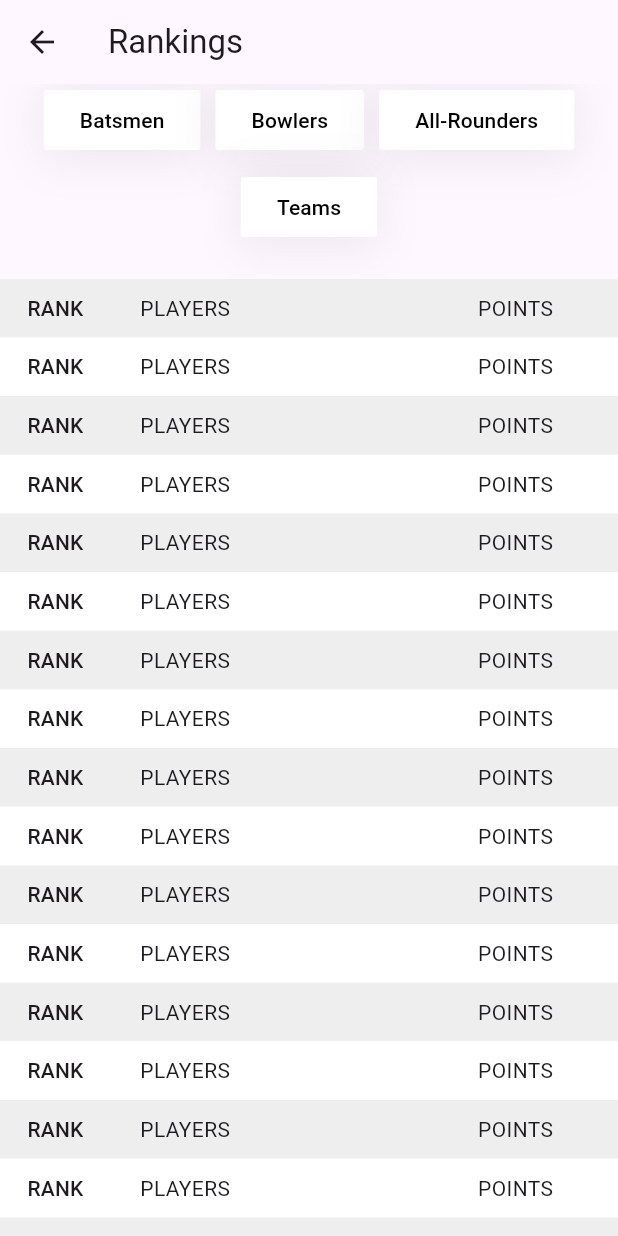
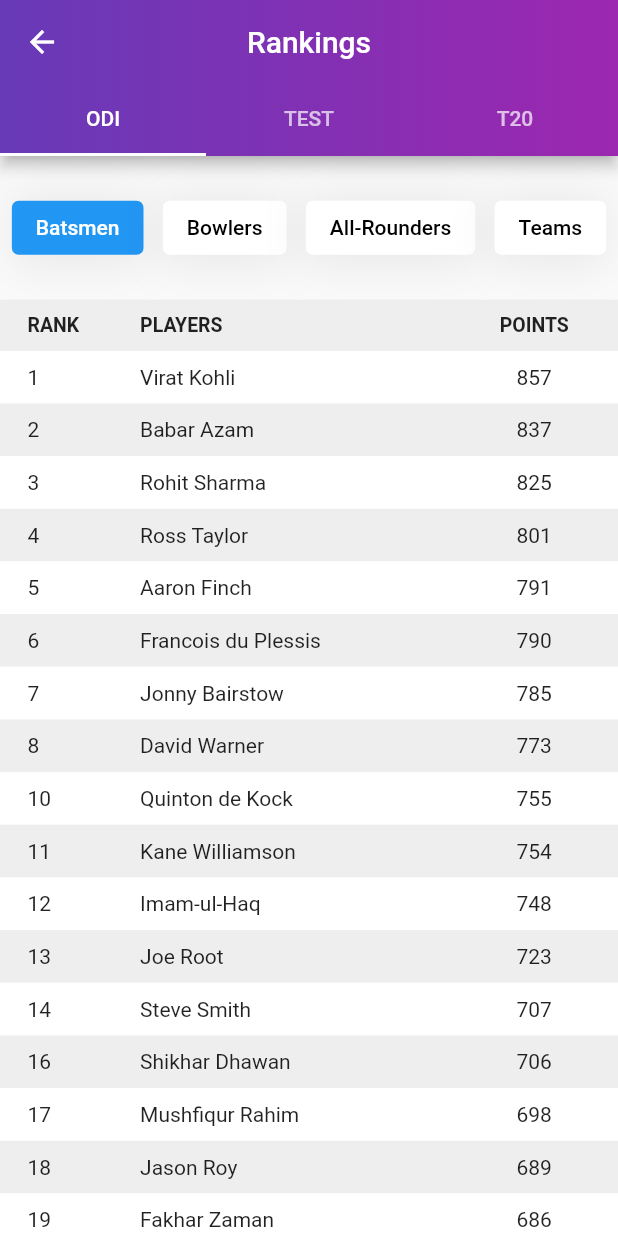
Before and after one commit to androidshashi/cric_stats, a Flutter app: the MoreScreen widget shown alone on an empty page, opened directly, after a tap on "Rankings", on a phone screen of 412 x 824 dp. Run offline on Flutter 3.47's test engine with Material 3 defaults, Android fonts, the light colour scheme and no system bars; drawn by our look-alikes of group_button, loader_overlay; our stand-ins replace flutter_screenutil, fpdart, gap, get_it.

Commit message:
All functionalities are done. Some refactoring is left on More Screen.

```diff
--- a/lib/core/constants/app_string.dart
+++ b/lib/core/constants/app_string.dart
@@ -17,5 +17,11 @@ class AppString {
 
   static const String rankings = "Rankings";
 
+  static const String odi = "ODI";
+  static const String test = "TEST";
+  static const String t20 = "T20";
+
+  static const String ratings = "Ratings";
+
   AppString._();
 }
--- a/lib/core/utils/utils.dart
+++ b/lib/core/utils/utils.dart
@@ -39,3 +39,11 @@ void debugLog(String? text) {
 void hideKeyBoard() {
   FocusManager.instance.primaryFocus?.unfocus();
 }
+
+/// Gradient decoration
+const gradientDecoration =  BoxDecoration(
+  gradient: LinearGradient(
+      begin: Alignment.centerLeft,
+      end: Alignment.centerRight,
+      colors: <Color>[Colors.deepPurple, Colors.purple]),
+);
--- a/lib/main.dart
+++ b/lib/main.dart
@@ -7,9 +7,9 @@ import 'package:flutter_screenutil/flutter_screenutil.dart';
 import 'package:loader_overlay/loader_overlay.dart';
 import 'package:provider/provider.dart';
 
-void main() {
+void main()  {
 
-  WidgetsFlutterBinding.ensureInitialized();
+   WidgetsFlutterBinding.ensureInitialized();
   // Setup locator
   setupLocator();
   // Run App
@@ -41,7 +41,7 @@ class MyApp extends StatelessWidget {
                 title: AppString.appName,
                 theme: ThemeData(
                   colorScheme:  ColorScheme.fromSeed(seedColor: Colors.deepPurple),
-                  useMaterial3: true,
+                  useMaterial3: false,
                 ),
                 home: child,
               ),
--- /dev/null
+++ b/lib/models/cricket_format.dart
@@ -0,0 +1,14 @@
+
+
+import 'package:cric_stats/models/player.dart';
+import 'package:cric_stats/models/team.dart';
+
+/// Holds data for a cricket format [ODI,Test,T20]
+class CricketFormat {
+  final List<Team> teams;
+  final List<Player> batsmen;
+  final List<Player> bowlers;
+  final List<Player> allRounders;
+  CricketFormat({required this.teams, required this.batsmen, required this.bowlers, required this.allRounders});
+  factory CricketFormat.empty() => CricketFormat(teams:[], batsmen:[], bowlers:[],allRounders: []);
+}
--- /dev/null
+++ b/lib/screens/cricket_format_screen.dart
@@ -0,0 +1,135 @@
+import 'package:cric_stats/core/constants/app_string.dart';
+import 'package:cric_stats/core/utils/utils.dart';
+import 'package:cric_stats/screens/widgets/player_widget.dart';
+import 'package:cric_stats/screens/widgets/team_widget.dart';
+import 'package:cric_stats/view_models/ranking_viewmodel.dart';
+import 'package:flutter/material.dart';
+import 'package:flutter_screenutil/flutter_screenutil.dart';
+import 'package:gap/gap.dart';
+import 'package:group_button/group_button.dart';
+import 'package:provider/provider.dart';
+
+class CricketFormatScreen extends StatelessWidget {
+  const CricketFormatScreen({super.key});
+
+  @override
+  Widget build(BuildContext context) {
+    return Consumer<RankingViewModel>(
+      builder: (context, viewModel, child) {
+        return Column(
+          children: [
+            Gap(20.h),
+            GroupButton(
+                controller: viewModel.groupButtonController,
+                onSelected: (value, index, isSelected) {
+                  viewModel.setCurrentGroupButtonIndex(index);
+                },
+                options: GroupButtonOptions(
+                  spacing: 5,
+                    runSpacing: 5,
+                    elevation: 0,
+                    groupingType: GroupingType.row,
+                    mainGroupAlignment: MainGroupAlignment.spaceEvenly,
+                    borderRadius: BorderRadius.circular(4.r)),
+                buttons: const [
+                  AppString.batsmen,
+                  AppString.bowlers,
+                  AppString.allRounders,
+                  AppString.teams
+                ]),
+            Gap(20.h),
+            if(viewModel.groupButtonController.selectedIndex==3)
+              const TeamWidget(index: 1),
+
+            if(viewModel.groupButtonController.selectedIndex!=3)
+              const PlayerWidget(index: 1),
+
+            Expanded(child: _buildList(viewModel))
+          ],
+        );
+      },
+    );
+  }
+
+  ListView _buildList(RankingViewModel viewModel) {
+
+    switch (viewModel.groupButtonController.selectedIndex) {
+      case 0:
+        return ListView.builder(
+          itemBuilder: (_, index) {
+
+            final batsman = viewModel.selectedCricketFormatData.batsmen[index];
+            return PlayerWidget(
+              index: index,
+              playerName: batsman.playerName,
+              points: batsman.points.toString(),
+              rank: batsman.position.toString(),
+            );
+          },
+          itemCount: viewModel.selectedCricketFormatData.batsmen.length,
+        );
+
+      case 1:
+        return ListView.builder(
+          itemBuilder: (_, index) {
+            final bowler = viewModel.selectedCricketFormatData.bowlers[index];
+            return PlayerWidget(
+              index: index,
+              playerName: bowler.playerName,
+              points: bowler.points.toString(),
+              rank: bowler.position.toString(),
+            );
+          },
+          itemCount: viewModel.selectedCricketFormatData.bowlers.length,
+        );
+
+      case 2:
+        return ListView.builder(
+          itemBuilder: (_, index) {
+
+            final allRounder =
+                viewModel.selectedCricketFormatData.allRounders[index];
+            return PlayerWidget(
+              index: index,
+              playerName: allRounder.playerName,
+              points: allRounder.points.toString(),
+              rank: allRounder.position.toString(),
+            );
+          },
+          itemCount: viewModel.selectedCricketFormatData.allRounders.length,
+        );
+
+      case 3:
+        return ListView.builder(
+          itemBuilder: (_, index) {
+
+            final team =
+            viewModel.selectedCricketFormatData.teams[index];
+            return TeamWidget(
+              index: index,
+              ratings:team.rating.toString() ,
+              teamName: team.teamName,
+              points: team.points.toString(),
+              rank: team.position.toString(),
+            );
+          },
+          itemCount: viewModel.selectedCricketFormatData.teams.length,
+        );
+
+      default:
+        return ListView.builder(
+          itemBuilder: (_, index) {
+
+            final batsman = viewModel.selectedCricketFormatData.batsmen[index];
+            return PlayerWidget(
+              index: index,
+              playerName: batsman.playerName,
+              points: batsman.points.toString(),
+              rank: batsman.position.toString(),
+            );
+          },
+          itemCount: viewModel.selectedCricketFormatData.batsmen.length,
+        );
+    }
+  }
+}
--- a/lib/screens/more_screen.dart
+++ b/lib/screens/more_screen.dart
@@ -1,6 +1,8 @@
 import 'package:cric_stats/core/constants/app_string.dart';
 import 'package:cric_stats/screens/ranking/ranking_screen.dart';
+import 'package:cric_stats/view_models/ranking_viewmodel.dart';
 import 'package:flutter/material.dart';
+import 'package:provider/provider.dart';
 
 class MoreScreen extends StatefulWidget {
   const MoreScreen({super.key});
@@ -12,21 +14,20 @@ class MoreScreen extends StatefulWidget {
 class _MoreScreenState extends State<MoreScreen> {
   @override
   Widget build(BuildContext context) {
-    return Scaffold(
-      appBar: AppBar(
-        title: const Text(AppString.more),
-      ),
-      body: Center(
+    return Center(
       child: ElevatedButton(
           onPressed: () {
             Navigator.push(
                 context,
                 MaterialPageRoute(
-                    builder: (context) => const RankingScreen(),
+                  builder: (context) =>
+                      ChangeNotifierProvider(
+                        create: (BuildContext context) => RankingViewModel(),
+                        child: const RankingScreen(),
+                      ),
                 ));
           },
           child: const Text(AppString.rankings)),
-      ),
     );
   }
 }
--- a/lib/screens/ranking/ranking_screen.dart
+++ b/lib/screens/ranking/ranking_screen.dart
@@ -1,10 +1,9 @@
 import 'package:cric_stats/core/constants/app_string.dart';
-import 'package:flutter/cupertino.dart';
+import 'package:cric_stats/core/utils/utils.dart';
+import 'package:cric_stats/screens/cricket_format_screen.dart';
+import 'package:cric_stats/view_models/ranking_viewmodel.dart';
 import 'package:flutter/material.dart';
-import 'package:flutter/widgets.dart';
-import 'package:flutter_screenutil/flutter_screenutil.dart';
-import 'package:gap/gap.dart';
-import 'package:group_button/group_button.dart';
+import 'package:provider/provider.dart';
 
 class RankingScreen extends StatefulWidget {
   const RankingScreen({super.key});
@@ -15,55 +14,46 @@ class RankingScreen extends StatefulWidget {
 
 class _TeamsScreenState extends State<RankingScreen> {
   @override
-  Widget build(BuildContext context) {
-    return Scaffold(
-      appBar: AppBar(
-        title: Text(AppString.rankings),
-      ),
-      body: Column(
-        children: [
-          GroupButton(
-              options:
-                  GroupButtonOptions(borderRadius: BorderRadius.circular(2.r)),
-              buttons: [
-                AppString.batsmen,
-                AppString.bowlers,
-                AppString.allRounders,
-                AppString.teams
-              ]),
-          Gap(20.h),
-          Expanded(child: _buildPlayersList())
-        ],
-      ),
-    );
+  void initState() {
+    super.initState();
+
+    WidgetsBinding.instance.addPostFrameCallback((timeStamp) {
+      context.read<RankingViewModel>().fetchRankingData(context);
+    });
   }
 
-  Widget _buildPlayersList() {
-    return ListView.builder(
-      itemBuilder: (context, index) => playerRowWidget(index),
-      itemCount: 20,
-    );
+  @override
+  Widget build(BuildContext context) {
+    return DefaultTabController(
+        length: 3,
+        child: Scaffold(
+            appBar: AppBar(
+              centerTitle: true,
+              title: const Text(AppString.rankings),
+              bottom: _buildTabBar(),
+              flexibleSpace: Container(
+                decoration: gradientDecoration,
+              ),
+            ),
+            body: const CricketFormatScreen()));
   }
 
-  Widget playerRowWidget(int index,
-      {String? rank, String? players, String? points}) {
-    return Container(
-      color: index % 2 == 0 ? Colors.grey.shade200 : Colors.white,
-      padding: EdgeInsets.symmetric(horizontal: 16.w, vertical: 8.h),
-      child: Row(
-        children: [
-          Expanded(
-              child: Text(
-            rank ?? AppString.rank.toUpperCase(),
-            style: Theme.of(context).textTheme.labelLarge,
-          )),
-          Expanded(
-            flex: 3,
-            child: Text(players ?? AppString.players.toUpperCase()),
+  /// Tab bar
+  PreferredSizeWidget _buildTabBar() {
+    return TabBar(
+      indicatorColor: Colors.white,
+        onTap: (value) =>
+            context.read<RankingViewModel>().setCurrentTabIndex(value),
+        tabs: const [
+          Tab(
+            text: AppString.odi,
           ),
-          Expanded(child: Text(points ?? AppString.points.toUpperCase())),
-        ],
-      ),
-    );
+          Tab(
+            text: AppString.test,
+          ),
+          Tab(
+            text: AppString.t20,
+          ),
+        ]);
   }
 }
--- /dev/null
+++ b/lib/screens/widgets/player_widget.dart
@@ -0,0 +1,54 @@
+import 'package:cric_stats/core/constants/app_string.dart';
+import 'package:flutter/material.dart';
+import 'package:flutter_screenutil/flutter_screenutil.dart';
+
+/// Represents a player with rank, name & points
+class PlayerWidget extends StatelessWidget {
+  const PlayerWidget(
+      {super.key, this.rank, this.playerName, this.points, required this.index});
+
+  final String? rank;
+  final String? playerName;
+  final String? points;
+  final int index;
+
+  @override
+  Widget build(BuildContext context) {
+    return Container(
+      color: (index % 2 != 0) ? Colors.grey.shade200 : Colors.white,
+      padding: EdgeInsets.symmetric(horizontal: 16.w, vertical: 8.h),
+      child: Row(
+        mainAxisAlignment: MainAxisAlignment.end,
+        mainAxisSize: MainAxisSize.max,
+        children: [
+          Expanded(
+              child: Text(
+            rank ?? AppString.rank.toUpperCase(),
+            style: rank == null
+                ? const TextStyle(fontWeight: FontWeight.bold, fontSize: 13)
+                : const TextStyle(),
+          )),
+          Expanded(
+            flex: 3,
+            child: Text(
+              playerName ?? AppString.players.toUpperCase(),
+              style: playerName == null
+                  ? const TextStyle(fontWeight: FontWeight.bold, fontSize: 13)
+                  : const TextStyle(),
+            ),
+          ),
+          Expanded(
+              child: Container(
+                alignment: Alignment.center,
+                child: Text(
+                            points ?? AppString.points.toUpperCase(),
+                            style: points == null
+                  ? const TextStyle(fontWeight: FontWeight.bold, fontSize: 13)
+                  : const TextStyle(),
+                          ),
+              )),
+        ],
+      ),
+    );
+  }
+}
--- a/lib/view_models/bottom_navigation_viewmodel.dart
+++ b/lib/view_models/bottom_navigation_viewmodel.dart
@@ -1,5 +1,16 @@
 import 'package:flutter/cupertino.dart';
 
 class BottomNavigationViewModel extends ChangeNotifier{
+  /// Current index
+  int _currentIndex = 0;
 
+  /// Bottom navigation current index
+  int get currentIndex => _currentIndex;
+
+  /// set bottom nav current index
+  void setCurrentIndex(int index)
+  {
+    _currentIndex= index;
+    notifyListeners();
+  }
 }
--- a/lib/view_models/ranking_viewmodel.dart
+++ b/lib/view_models/ranking_viewmodel.dart
@@ -1,5 +1,94 @@
+import 'package:cric_stats/core/di/locator.dart';
+import 'package:cric_stats/core/utils/utils.dart';
+import 'package:cric_stats/models/cricket_format.dart';
+import 'package:cric_stats/repositories/ranking_repo.dart';
 import 'package:flutter/cupertino.dart';
+import 'package:group_button/group_button.dart';
 
-class RankingViewModel extends ChangeNotifier{
+class RankingViewModel extends ChangeNotifier {
+  /// Ranking repo
+  final _repo = getIt<RankingRepo>();
 
+  /// Group button controllers
+  final List<GroupButtonController> _groupButtonControllers = [
+    GroupButtonController(selectedIndex: 0),
+    GroupButtonController(selectedIndex: 0),
+    GroupButtonController(selectedIndex: 0),
+  ];
+
+  /// get current selected tab group button controller
+  GroupButtonController get groupButtonController =>
+      _groupButtonControllers[_currentTabIndex];
+
+  /// set Current group button index
+  void setCurrentGroupButtonIndex(int index){
+    groupButtonController.selectIndex(index);
+    notifyListeners();
+  }
+
+  /// Current selected tab index
+  int _currentTabIndex = 0;
+
+  /// Get current selected tab index
+  int get currentTabIndex => _currentTabIndex;
+
+  /// Set the current selected tab index
+  void setCurrentTabIndex(int index) {
+    _currentTabIndex = index;
+    notifyListeners();
+  }
+
+  /// ODI
+  CricketFormat _odiCricketFormat = CricketFormat.empty();
+
+  /// Test
+  CricketFormat _testCricketFormat = CricketFormat.empty();
+
+  /// T20
+  CricketFormat _t20CricketFormat = CricketFormat.empty();
+
+  /// Current cricket format data
+  CricketFormat get selectedCricketFormatData {
+    switch(_currentTabIndex){
+      case 0: return _odiCricketFormat;
+      case 1: return _testCricketFormat;
+      case 2: return _t20CricketFormat;
+      default: return _odiCricketFormat;
+    }
+  }
+
+  /// get the data from asset
+  Future<void> fetchRankingData(BuildContext context) async {
+    final response = await _repo.fetchRankingData();
+    response.fold((error) {
+      showSnackBar(context: context, content: error, success: false);
+    }, (model) {
+      final result = model.responseData?.result;
+
+      // set data for ODI
+      _odiCricketFormat = CricketFormat(
+          teams: result?.odiTeams ?? [],
+          batsmen: result?.odiBatsman ?? [],
+          bowlers: result?.odiBowler ?? [],
+          allRounders: result?.odiAllRounder ?? []);
+
+      // set data for Test
+      _testCricketFormat = CricketFormat(
+          teams: result?.testTeams ?? [],
+          batsmen: result?.testBatsman ?? [],
+          bowlers: result?.testBowler ?? [],
+          allRounders: result?.testAllRounder ?? []);
+
+      // set data for T20
+      _t20CricketFormat = CricketFormat(
+          teams: result?.t20Teams ?? [],
+          batsmen: result?.t20Batsman ?? [],
+          bowlers: result?.t20Bowler ?? [],
+          allRounders: result?.t20AllRounder ?? []);
+
+      // notify
+      notifyListeners();
+
+    });
+  }
 }
```
Also changed, not shown: lib/screens/bottom_navigation_bar_screen.dart (+48 -19 lines), lib/screens/dummy_screen.dart (added, +20 -0 lines), lib/screens/widgets/team_widget.dart (added, +66 -0 lines). Lines whose indentation alone changed are shown as unchanged.
